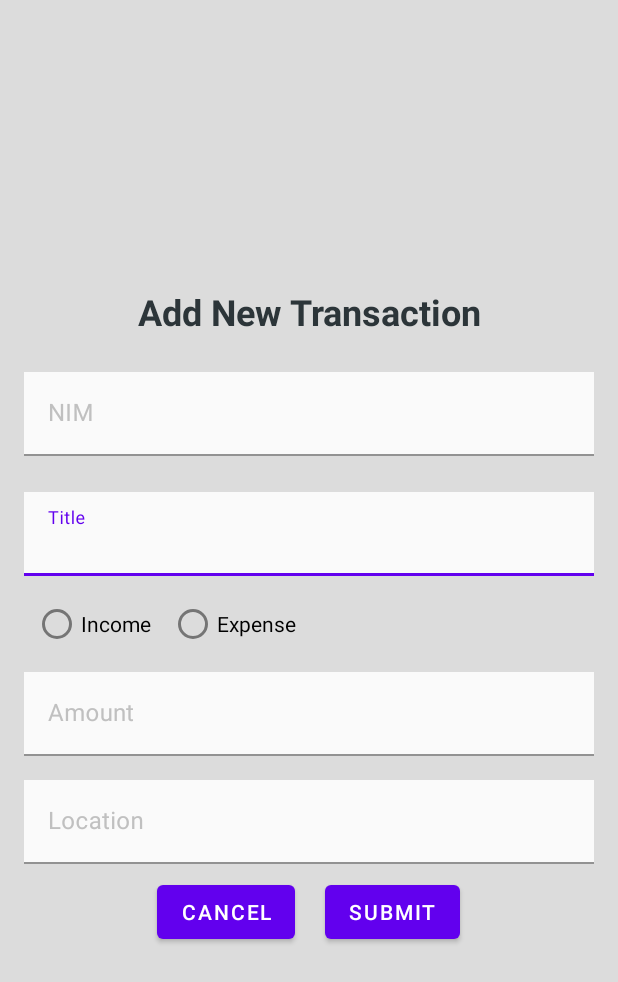
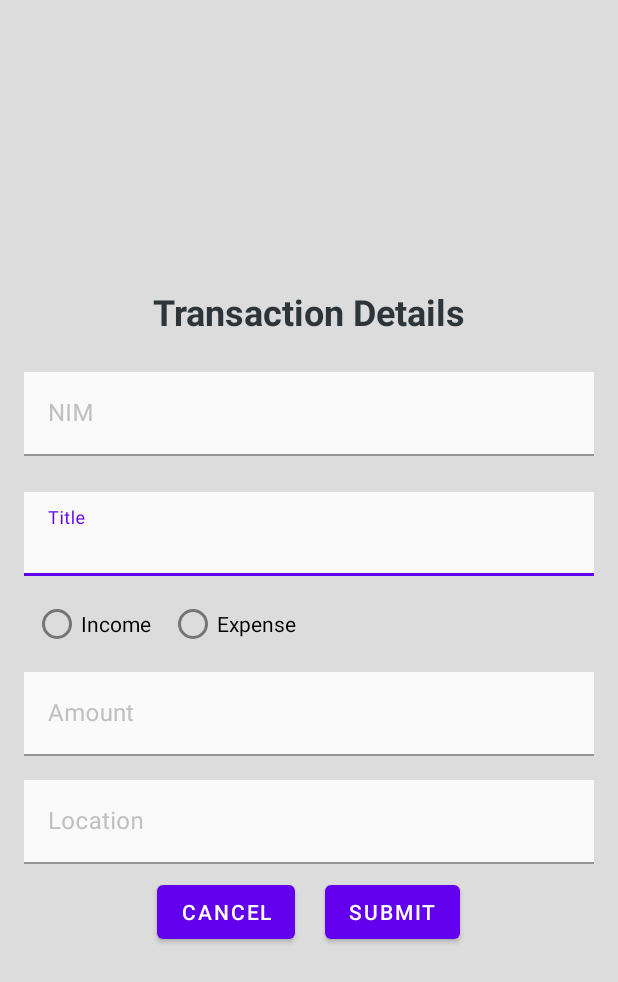
Before and after one commit to NicholasLiem/IF3210_2024_Android_KTL, an Android app: the layout fragment_transaction_add.xml on its own in the app's theme, with its tools: preview values and no code run, on a phone screen of 412 x 824 dp. Shown: the top 982 px of the screen. Run offline under Robolectric (Android 15) with nearby library versions, the phone set to English and light mode, and no system bars.

Commit message:
feat: change title transaction add

```diff
--- a/app/src/main/res/layout/fragment_transaction_add.xml
+++ b/app/src/main/res/layout/fragment_transaction_add.xml
@@ -17,7 +17,7 @@
             android:layout_width="match_parent"
             android:layout_height="wrap_content"
             android:layout_marginBottom="16dp"
-            android:text="Add New Transaction"
+            android:text="Transaction Details"
             android:textAlignment="center"
             android:textColor="@color/gunmetal_gray"
             android:textSize="24sp"
```
